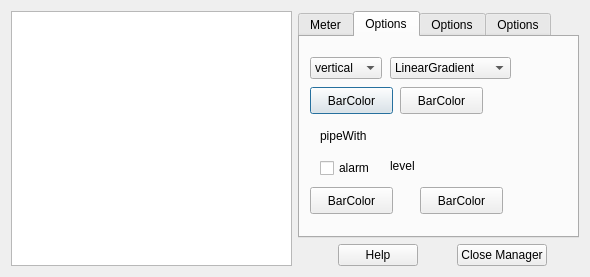
Old version of the form src/qrl_meters_manager.ui in the repository fcuzzocrea/QRTAILab.
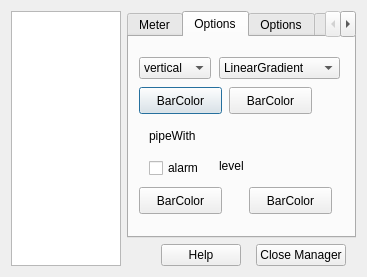
New version of the form. Icons and pictures are not drawn. Custom widgets are drawn as their Qt base class.

The edit to the form file:
```diff
--- a/src/qrl_meters_manager.ui
+++ b/src/qrl_meters_manager.ui
@@ -5,10 +5,22 @@
    <rect>
     <x>0</x>
     <y>0</y>
-    <width>590</width>
+    <width>367</width>
     <height>277</height>
    </rect>
   </property>
+  <property name="minimumSize" >
+   <size>
+    <width>367</width>
+    <height>277</height>
+   </size>
+  </property>
+  <property name="maximumSize" >
+   <size>
+    <width>367</width>
+    <height>277</height>
+   </size>
+  </property>
   <property name="windowTitle" >
    <string>Meters Manager</string>
   </property>
```
